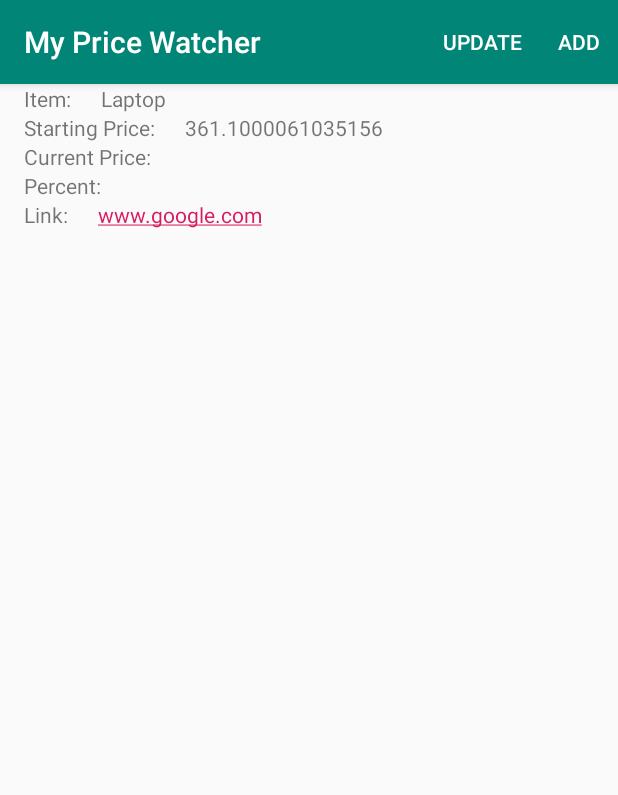
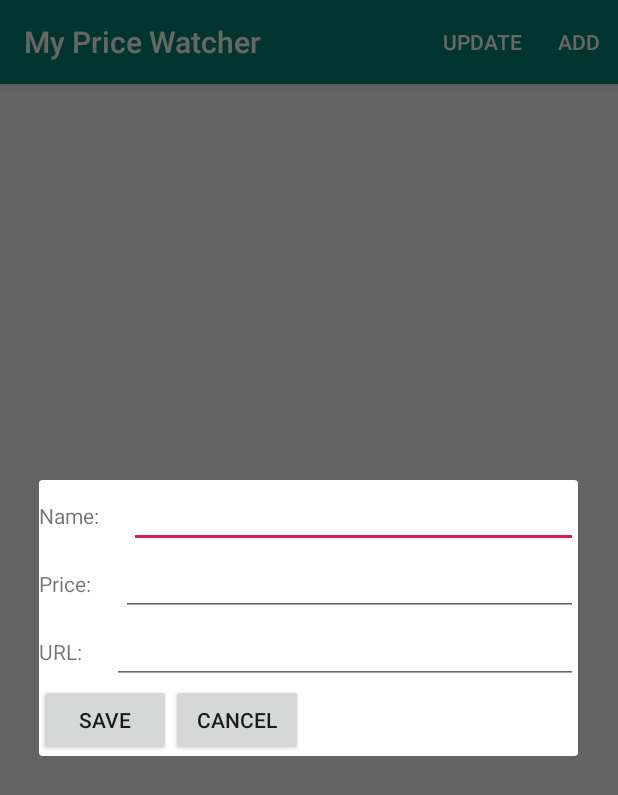
Before and after one commit to theLife10/MyPriceWatcher, an Android app: the screen it shows after launch (MainActivity), after a tap on "ADD", on a phone screen of 412 x 824 dp. Shown: the top 795 px of the screen. Run offline under Robolectric (Android 15) with nearby library versions, the phone set to English and light mode, and no system bars.

Commit message:
created custom dialog. Now need to store values in the adapter.

```diff
--- a/app/src/main/java/cs4330/cs/utep/edu/Item.java
+++ b/app/src/main/java/cs4330/cs/utep/edu/Item.java
@@ -7,14 +7,19 @@ public class Item {
     private float mStartPrice;
     private float mCurrentPrice;
     private PriceFinder findPrice;
-    private String url;
+    private String mUrl;
 
     public Item(){
         mItem = "Laptop";
         findPrice = new PriceFinder();
         mStartPrice = (float) 0.00;
         mCurrentPrice = (float) 0.00;
-        url = "www.google.com";
+        mUrl = "www.google.com";
+    }
+    public Item(String item, float startPrice,String url) {
+        mItem = item;
+        mStartPrice = startPrice;
+        mUrl = url;
     }
 
     public float getStartPrice() {
@@ -42,7 +47,7 @@ public class Item {
     }
 
     public String getUrl(){
-        return url;
+        return mUrl;
     }
 
     public float getPercentageChange(){
--- a/app/src/main/java/cs4330/cs/utep/edu/ItemAdapter.java
+++ b/app/src/main/java/cs4330/cs/utep/edu/ItemAdapter.java
@@ -9,6 +9,8 @@ import android.view.ViewGroup;
 import android.widget.ArrayAdapter;
 import android.widget.PopupMenu;
 import android.widget.TextView;
+import android.widget.Toast;
+
 import java.util.ArrayList;
 import java.util.List;
 
@@ -53,7 +55,7 @@ public class ItemAdapter extends ArrayAdapter<Item> implements PopupMenu.OnMenuI
             popup(v);
         });
 
-       return  listItem;
+       return listItem;
     }
 
     private void popup(View v) {
@@ -64,9 +66,15 @@ public class ItemAdapter extends ArrayAdapter<Item> implements PopupMenu.OnMenuI
     }
     @Override
     public boolean onMenuItemClick(MenuItem item){
+        if(item.getItemId() == R.id.edit){
+           // createDialog();
+        }
         return false;
     }
 
+    private void createDialog(){
+       // openDialog();
+    }
     public void setPercent(){
       //  item.setCurrentPrice();
       //  currentPrice.setText(Float.toString(item.getCurrentPrice()));
@@ -74,6 +82,9 @@ public class ItemAdapter extends ArrayAdapter<Item> implements PopupMenu.OnMenuI
       //  priceChange.setText(String.format(Locale.getDefault(),"$ %.0f",var));
 
     }
+    private void openDialog(){
+
+    }
 
 
 
--- a/app/src/main/java/cs4330/cs/utep/edu/MainActivity.java
+++ b/app/src/main/java/cs4330/cs/utep/edu/MainActivity.java
@@ -2,6 +2,7 @@ package cs4330.cs.utep.edu;
 
 
 import android.content.Intent;
+import android.support.v7.app.AlertDialog;
 import android.support.v7.app.AppCompatActivity;
 import android.os.Bundle;
 import android.view.Menu;
@@ -9,6 +10,7 @@ import android.view.MenuItem;
 import android.view.View;
 import android.widget.AdapterView;
 import android.widget.Button;
+import android.widget.EditText;
 import android.widget.ListView;
 import android.widget.TextView;
 import android.widget.Toast;
@@ -20,6 +22,7 @@ public class MainActivity extends AppCompatActivity {
     private ListView listview;
     ItemAdapter adapter;
     TextView linkPassed;
+    EditText diaName,diaPrice,diaUrl;
     String url;
     List<Item> items = new ArrayList<>();
 
@@ -44,8 +47,9 @@ public class MainActivity extends AppCompatActivity {
         int id = item.getItemId();
 
             if(id == R.id.add){
-                items.add(new Item());
-                adapter.notifyDataSetChanged();
+                addDialog();
+                //items.add(new Item());
+                //adapter.notifyDataSetChanged();
                 return true;
             }
             if(id == R.id.update){
@@ -70,4 +74,18 @@ public class MainActivity extends AppCompatActivity {
         }
 
     }
+    private void addDialog(){
+        AlertDialog.Builder mBuilder = new AlertDialog.Builder(MainActivity.this);
+        View mView = getLayoutInflater().inflate(R.layout.layout_dialog,null);
+
+        diaName = (EditText) mView.findViewById(R.id.diaItemName);
+        diaPrice =(EditText) mView.findViewById(R.id.diaStartingPrice);
+        diaUrl = (EditText) mView.findViewById(R.id.diaUrl);
+
+
+
+        mBuilder.setView(mView);
+        AlertDialog dialog = mBuilder.create();
+        dialog.show();
+    }
 }
--- /dev/null
+++ b/app/src/main/res/layout/layout_dialog.xml
@@ -0,0 +1,91 @@
+<?xml version="1.0" encoding="utf-8"?>
+<LinearLayout xmlns:android="http://schemas.android.com/apk/res/android"
+    android:orientation="vertical" android:layout_width="match_parent"
+    android:layout_height="match_parent">
+
+    <LinearLayout
+        android:layout_width="match_parent"
+        android:layout_height="wrap_content"
+        android:orientation="horizontal">
+
+        <TextView
+            android:layout_width="wrap_content"
+            android:layout_height="wrap_content"
+            android:text="Name:"
+            android:layout_marginEnd="20dp"/>
+
+        <EditText
+            android:id="@+id/diaItemName"
+            android:layout_width="match_parent"
+            android:layout_height="wrap_content"
+            android:inputType="text"
+            />
+
+    </LinearLayout>
+
+
+
+    <LinearLayout
+        android:layout_width="match_parent"
+        android:layout_height="wrap_content"
+        android:orientation="horizontal">
+
+        <TextView
+            android:layout_width="wrap_content"
+            android:layout_height="wrap_content"
+            android:text="Price:"
+            android:layout_marginEnd="20dp"/>
+
+        <EditText
+            android:id="@+id/diaStartingPrice"
+            android:layout_width="match_parent"
+            android:layout_height="wrap_content"
+            android:inputType="numberDecimal"
+            />
+
+    </LinearLayout>
+
+
+
+    <LinearLayout
+        android:layout_width="match_parent"
+        android:layout_height="wrap_content"
+        android:orientation="horizontal">
+
+        <TextView
+            android:layout_width="wrap_content"
+            android:layout_height="wrap_content"
+            android:text="URL:"
+            android:layout_marginEnd="20dp"/>
+
+        <EditText
+            android:id="@+id/diaUrl"
+            android:layout_width="match_parent"
+            android:layout_height="wrap_content"
+            android:inputType="textUri"
+            />
+
+    </LinearLayout>
+
+    <LinearLayout
+        android:layout_width="match_parent"
+        android:layout_height="wrap_content"
+        android:orientation="horizontal">
+
+        <Button
+            android:id="@+id/diaSave"
+            android:layout_width="wrap_content"
+            android:layout_height="wrap_content"
+            android:text="Save"/>
+
+        <Button
+            android:id="@+id/diaCancel"
+            android:layout_width="wrap_content"
+            android:layout_height="wrap_content"
+            android:text="Cancel"/>
+
+    </LinearLayout>
+
+
+
+</LinearLayout>
--- a/app/src/main/res/layout/listview_row.xml
+++ b/app/src/main/res/layout/listview_row.xml
@@ -6,16 +6,21 @@
     <LinearLayout
         android:layout_width="match_parent"
         android:layout_height="wrap_content"
-        android:orientation="horizontal">
+        android:orientation="horizontal"
+        android:layout_marginTop="5dp">
 
         <TextView
             android:layout_width="wrap_content"
             android:layout_height="wrap_content"
             android:id="@+id/itemLabel"
             android:text="@string/itemName"
-            android:layout_marginRight="20dp"/>
+            android:layout_marginEnd="20dp"
+            android:textSize="25sp"
+            android:textStyle="bold"/>
 
         <TextView
+            android:textStyle="bold"
+            android:textSize="25sp"
             android:layout_width="wrap_content"
             android:layout_height="wrap_content"
             android:id="@+id/itemName"/>
```
